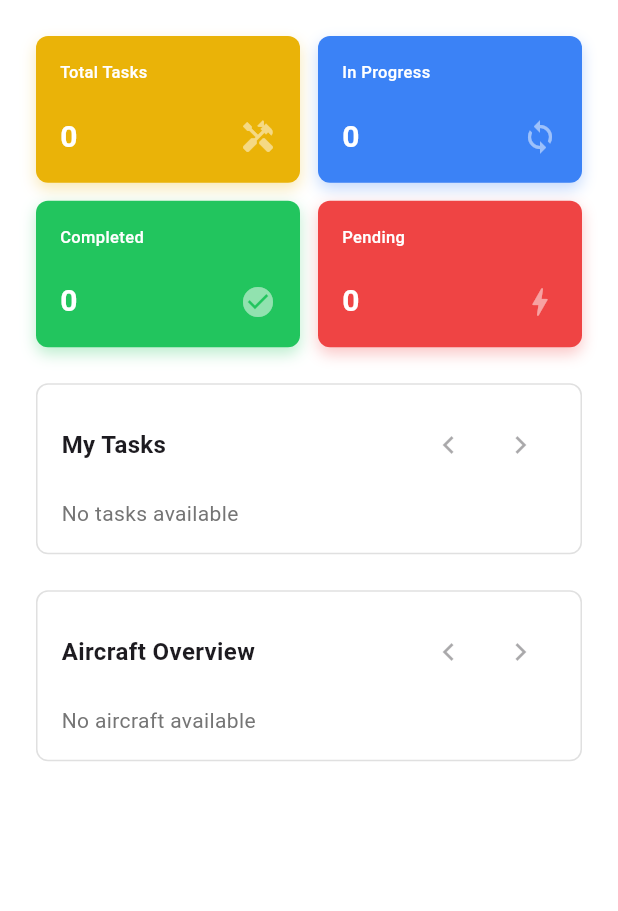
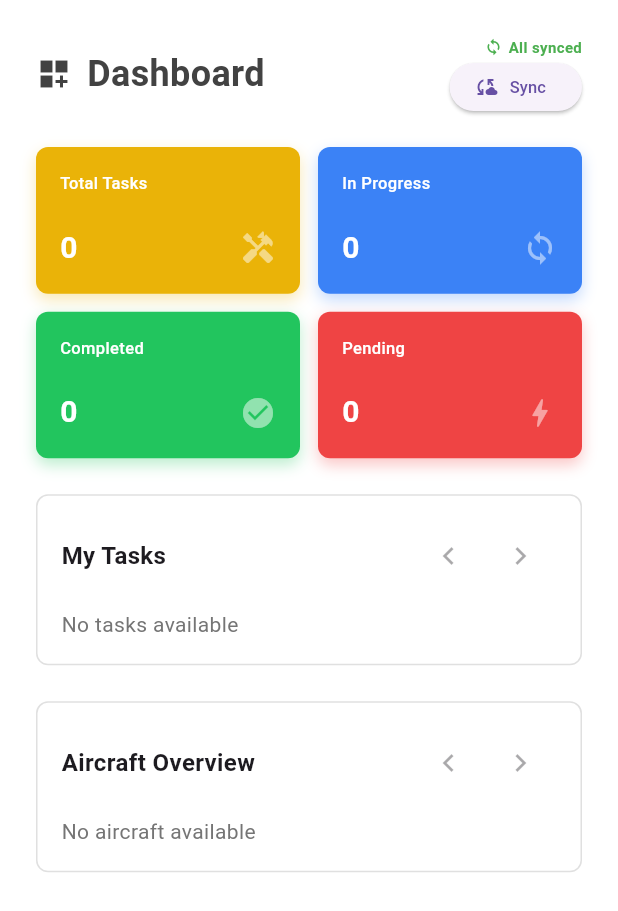
Before and after one commit to blackpoolflinn/Flutter-Maintenance-Application, a Flutter app: the DashboardScreen screen opened directly, on a phone screen of 412 x 824 dp. Shown: the top 911 px of the screen. Run offline on Flutter 3.47's test engine with Material 3 defaults, Android fonts, the phone set to English and light mode, and no system bars; our stand-ins replace flutter_secure_storage, sqflite, sqflite_common_ffi; accounts and stored records are empty.

Commit message:
Adjust sync button size for smaller android devices.

```diff
--- a/lib/features/home/presentation/dashboard_screen.dart
+++ b/lib/features/home/presentation/dashboard_screen.dart
@@ -19,6 +19,10 @@ class DashboardScreen extends StatelessWidget {
           children: [
             if (isDesktop) ...[
               const HeaderDesktop(),
+              const SizedBox(height: 24),
+            ],
+            if (!isDesktop) ...[
+              const SyncStatusHeader(),
               const SizedBox(height: 24),
             ],
 
--- a/lib/features/home/presentation/dashboard_widgets.dart
+++ b/lib/features/home/presentation/dashboard_widgets.dart
@@ -23,7 +23,46 @@ class HeaderDesktop extends StatelessWidget {
             ),
           ],
         ),
-        Consumer3<TasksProvider, AircraftProvider, SyncProvider>(
+        const SyncStatusAndButton(),
+      ],
+    );
+  }
+}
+
+class SyncStatusHeader extends StatelessWidget {
+  const SyncStatusHeader({super.key});
+
+  @override
+  Widget build(BuildContext context) {
+    return Row(
+      mainAxisAlignment: MainAxisAlignment.spaceBetween,
+      children: [
+        Row(
+          children: [
+            Icon(Icons.dashboard_customize, color: Colors.grey[800]),
+            const SizedBox(width: 10),
+            Text(
+              "Dashboard",
+              style: TextStyle(fontSize: 24, fontWeight: FontWeight.bold, color: Colors.grey[800]),
+            ),
+          ],
+        ),
+        const SyncStatusAndButton(),
+      ],
+    );
+  }
+}
+
+class SyncStatusAndButton extends StatelessWidget {
+  const SyncStatusAndButton({super.key});
+
+  @override
+  Widget build(BuildContext context) {
+    final width = MediaQuery.of(context).size.width;
+    final isMobile = width < 900;
+    final isSmall = width < 500;
+
+    return Consumer3<TasksProvider, AircraftProvider, SyncProvider>(
       builder: (context, tasksProvider, aircraftProvider, syncProvider, _) {
         final unsyncedTasks = tasksProvider.tasks.where((t) => t.syncedAt == null).length;
         final unsyncedAircraft = aircraftProvider.aircraft.where((a) => a.syncedAt == null).length;
@@ -41,6 +80,94 @@ class HeaderDesktop extends StatelessWidget {
         } else {
           statusColor = Colors.green;
           statusText = 'All synced';
+        }
+
+        if (isSmall) {
+          return Column(
+            crossAxisAlignment: CrossAxisAlignment.end,
+            mainAxisSize: MainAxisSize.min,
+            children: [
+              Row(
+                mainAxisSize: MainAxisSize.min,
+                children: [
+                  Icon(Icons.sync, color: statusColor, size: 12),
+                  const SizedBox(width: 4),
+                  Text(statusText, style: TextStyle(color: statusColor, fontWeight: FontWeight.w600, fontSize: 10)),
+                ],
+              ),
+              const SizedBox(height: 4),
+              SizedBox(
+                height: 32,
+                child: ElevatedButton.icon(
+                  onPressed: syncProvider.isSyncing
+                      ? null
+                      : () async {
+                          await syncProvider.syncNow();
+                          if (context.mounted) {
+                            await context.read<TasksProvider>().loadTasks();
+                            await context.read<AircraftProvider>().loadAircraft();
+                          }
+                        },
+                  icon: syncProvider.isSyncing
+                      ? const SizedBox(
+                          width: 12,
+                          height: 12,
+                          child: CircularProgressIndicator(strokeWidth: 1.5),
+                        )
+                      : const Icon(Icons.cloud_sync, size: 16),
+                  label: const Text('Sync', style: TextStyle(fontSize: 11)),
+                ),
+              ),
+            ],
+          );
+        }
+
+        if (isMobile) {
+          return Wrap(
+            alignment: WrapAlignment.end,
+            spacing: 8,
+            runSpacing: 8,
+            children: [
+              Column(
+                crossAxisAlignment: CrossAxisAlignment.end,
+                mainAxisSize: MainAxisSize.min,
+                children: [
+                  Row(
+                    mainAxisSize: MainAxisSize.min,
+                    children: [
+                      Icon(Icons.sync, color: statusColor, size: 14),
+                      const SizedBox(width: 4),
+                      Text(statusText, style: TextStyle(color: statusColor, fontWeight: FontWeight.w600, fontSize: 12)),
+                    ],
+                  ),
+                  if (syncProvider.lastSyncAt != null)
+                    Text(
+                      'Last sync: ${syncProvider.lastSyncAt!.toLocal().toString().split('.').first}',
+                      style: TextStyle(color: Colors.grey[600], fontSize: 10),
+                    ),
+                ],
+              ),
+              ElevatedButton.icon(
+                onPressed: syncProvider.isSyncing
+                    ? null
+                    : () async {
+                        await syncProvider.syncNow();
+                        if (context.mounted) {
+                          await context.read<TasksProvider>().loadTasks();
+                          await context.read<AircraftProvider>().loadAircraft();
+                        }
+                      },
+                icon: syncProvider.isSyncing
+                    ? const SizedBox(
+                        width: 14,
+                        height: 14,
+                        child: CircularProgressIndicator(strokeWidth: 2),
+                      )
+                    : const Icon(Icons.cloud_sync, size: 18),
+                label: const Text('Sync', style: TextStyle(fontSize: 12)),
+              ),
+            ],
+          );
         }
 
         return Row(
@@ -82,19 +209,9 @@ class HeaderDesktop extends StatelessWidget {
                   : const Icon(Icons.cloud_sync),
               label: const Text('Sync'),
             ),
-                const SizedBox(width: 8),
-                IconButton(onPressed: () {}, icon: const Icon(Icons.settings)),
-                IconButton(
-                  onPressed: () {
-                    context.read<AuthProvider>().logout();
-                  },
-                  icon: const Icon(Icons.logout),
-                )
           ],
         );
       },
-        )
-      ],
     );
   }
 }
```
Lines whose indentation alone changed are shown as unchanged.
